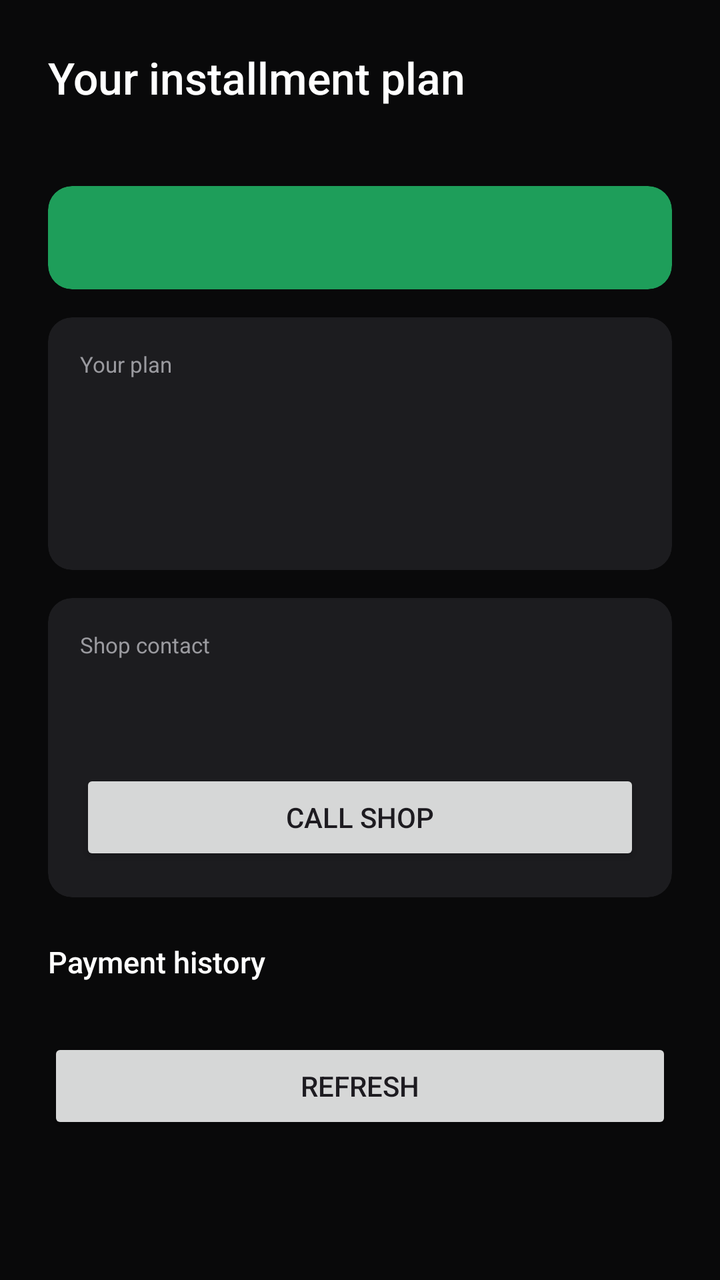
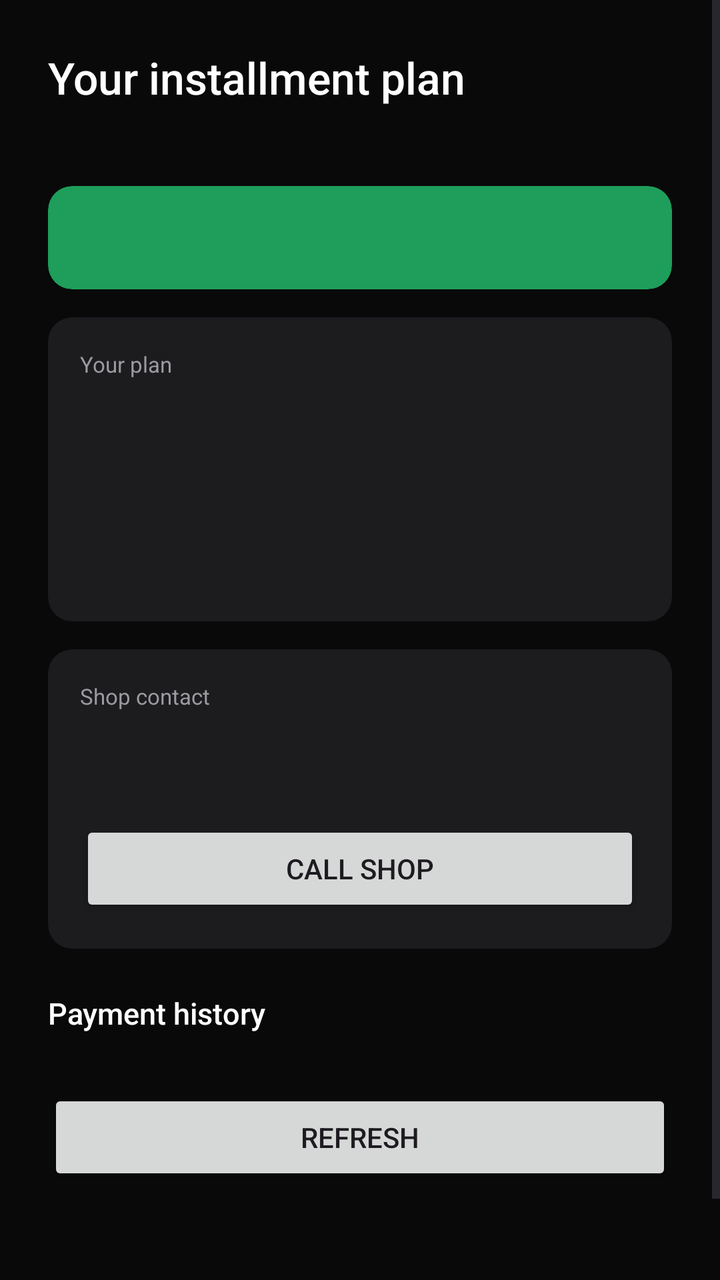

Two renders of the same Android screen: before a commit and after it. Below are the layout's source before the change and the commit's diff.
<!-- AndroidManifest.xml: activity theme Theme.LockPilot -->
<!-- res/layout/activity_customer_home.xml -->
<?xml version="1.0" encoding="utf-8"?>
<ScrollView xmlns:android="http://schemas.android.com/apk/res/android"
    xmlns:app="http://schemas.android.com/apk/res-auto"
    android:layout_width="match_parent"
    android:layout_height="match_parent"
    android:background="@color/ink_deep"
    android:fillViewport="true">

    <LinearLayout
        android:layout_width="match_parent"
        android:layout_height="wrap_content"
        android:orientation="vertical"
        android:padding="24dp">

        <TextView
            android:id="@+id/shopNameText"
            android:layout_width="match_parent"
            android:layout_height="wrap_content"
            android:fontFamily="sans-serif-medium"
            android:text="@string/customer_home_title_placeholder"
            android:textColor="@color/white"
            android:textSize="22sp" />

        <TextView
            android:id="@+id/deviceLabelText"
            android:layout_width="match_parent"
            android:layout_height="wrap_content"
            android:layout_marginTop="2dp"
            android:textColor="@color/slate"
            android:textSize="13sp" />

        <androidx.cardview.widget.CardView
            android:id="@+id/statusCard"
            android:layout_width="match_parent"
            android:layout_height="wrap_content"
            android:layout_marginTop="20dp"
            app:cardBackgroundColor="@color/success"
            app:cardCornerRadius="12dp"
            app:cardElevation="0dp">

            <TextView
                android:id="@+id/statusText"
                android:layout_width="match_parent"
                android:layout_height="wrap_content"
                android:padding="16dp"
                android:fontFamily="sans-serif-medium"
                android:textColor="@color/white"
                android:textSize="14.5sp" />
        </androidx.cardview.widget.CardView>

        <androidx.cardview.widget.CardView
            android:layout_width="match_parent"
            android:layout_height="wrap_content"
            android:layout_marginTop="14dp"
            app:cardBackgroundColor="@color/card"
            app:cardCornerRadius="12dp"
            app:cardElevation="0dp">

            <LinearLayout
                android:layout_width="match_parent"
                android:layout_height="wrap_content"
                android:orientation="vertical"
                android:padding="16dp">

                <TextView
                    android:layout_width="wrap_content"
                    android:layout_height="wrap_content"
                    android:text="@string/plan_summary_label"
                    android:textColor="@color/slate"
                    android:textSize="11sp" />

                <TextView
                    android:id="@+id/planTotalText"
                    android:layout_width="match_parent"
                    android:layout_height="wrap_content"
                    android:layout_marginTop="8dp"
                    android:textColor="@color/white"
                    android:textSize="14.5sp" />

                <TextView
                    android:id="@+id/planPaidText"
                    android:layout_width="match_parent"
                    android:layout_height="wrap_content"
                    android:layout_marginTop="6dp"
                    android:textColor="@color/white"
                    android:textSize="14.5sp" />

                <TextView
                    android:id="@+id/planRemainingText"
                    android:layout_width="match_parent"
                    android:layout_height="wrap_content"
                    android:layout_marginTop="6dp"
                    android:fontFamily="sans-serif-medium"
                    android:textColor="@color/accent"
                    android:textSize="15sp" />
            </LinearLayout>
        </androidx.cardview.widget.CardView>

        <androidx.cardview.widget.CardView
            android:layout_width="match_parent"
            android:layout_height="wrap_content"
            android:layout_marginTop="14dp"
            app:cardBackgroundColor="@color/card"
            app:cardCornerRadius="12dp"
            app:cardElevation="0dp">

            <LinearLayout
                android:layout_width="match_parent"
                android:layout_height="wrap_content"
                android:orientation="vertical"
                android:padding="16dp">

                <TextView
                    android:layout_width="wrap_content"
                    android:layout_height="wrap_content"
                    android:text="@string/shop_contact_label"
                    android:textColor="@color/slate"
                    android:textSize="11sp" />

                <TextView
                    android:id="@+id/contactShopNameText"
                    android:layout_width="match_parent"
                    android:layout_height="wrap_content"
                    android:layout_marginTop="6dp"
                    android:fontFamily="sans-serif-medium"
                    android:textColor="@color/white"
                    android:textSize="15sp" />

                <TextView
                    android:id="@+id/contactShopPhoneText"
                    android:layout_width="match_parent"
                    android:layout_height="wrap_content"
                    android:fontFamily="monospace"
                    android:textColor="@color/slate"
                    android:textSize="13.5sp" />

                <Button
                    android:id="@+id/callShopButton"
                    android:layout_width="match_parent"
                    android:layout_height="wrap_content"
                    android:layout_marginTop="10dp"
                    android:text="@string/call_shop_button" />
            </LinearLayout>
        </androidx.cardview.widget.CardView>

        <TextView
            android:layout_width="wrap_content"
            android:layout_height="wrap_content"
            android:layout_marginTop="22dp"
            android:fontFamily="sans-serif-medium"
            android:text="@string/payment_history_label"
            android:textColor="@color/white"
            android:textSize="15sp" />

        <LinearLayout
            android:id="@+id/paymentsContainer"
            android:layout_width="match_parent"
            android:layout_height="wrap_content"
            android:layout_marginTop="8dp"
            android:orientation="vertical" />

        <Button
            android:id="@+id/refreshButton"
            android:layout_width="match_parent"
            android:layout_height="wrap_content"
            android:layout_marginTop="20dp"
            android:text="@string/refresh_button" />

        <TextView
            android:id="@+id/statusMessageText"
            android:layout_width="match_parent"
            android:layout_height="wrap_content"
            android:layout_marginTop="12dp"
            android:gravity="center"
            android:textColor="@color/slate"
            android:textSize="12.5sp" />

    </LinearLayout>
</ScrollView>
<!-- resources referenced by this layout -->
<resources>
  <color name="accent">#3860FF</color>
  <color name="card">#1C1C1F</color>
  <color name="ink_deep">#09090A</color>
  <color name="slate">#9A9A9F</color>
  <color name="success">#1E9E5A</color>
  <color name="white">#FFFFFF</color>
  <string name="call_shop_button">Call shop</string>
  <string name="customer_home_title_placeholder">Your installment plan</string>
  <string name="payment_history_label">Payment history</string>
  <string name="plan_summary_label">Your plan</string>
  <string name="refresh_button">Refresh</string>
  <string name="shop_contact_label">Shop contact</string>
  <style name="Theme.LockPilot" parent="Theme.Material3.DayNight.NoActionBar">
          <item name="colorPrimary">@color/accent</item>
          <item name="colorOnPrimary">@color/white</item>
          <item name="android:statusBarColor" tools:targetApi="l">@color/paper</item>
      </style>
  <color name="paper">#FAFAF9</color>
</resources>

<!-- the commit's change to res/layout/activity_customer_home.xml (unified diff, before → after) -->
@@ -74,6 +74,14 @@
                     android:layout_width="match_parent"
                     android:layout_height="wrap_content"
                     android:layout_marginTop="8dp"
+                    android:textColor="@color/white"
+                    android:textSize="14.5sp" />
+
+                <TextView
+                    android:id="@+id/planInstallmentText"
+                    android:layout_width="match_parent"
+                    android:layout_height="wrap_content"
+                    android:layout_marginTop="6dp"
                     android:textColor="@color/white"
                     android:textSize="14.5sp" />
 
@@ -175,5 +183,15 @@
             android:textColor="@color/slate"
             android:textSize="12.5sp" />
 
+        <TextView
+            android:id="@+id/rePairText"
+            android:layout_width="match_parent"
+            android:layout_height="wrap_content"
+            android:layout_marginTop="20dp"
+            android:gravity="center"
+            android:text="@string/re_pair_device"
+            android:textColor="@color/accent"
+            android:textSize="12.5sp" />
+
     </LinearLayout>
 </ScrollView>
<!-- resource entries referenced after the edit -->
@@ -10,6 +10,7 @@
   <string name="customer_home_title_placeholder">Your installment plan</string>
   <string name="payment_history_label">Payment history</string>
   <string name="plan_summary_label">Your plan</string>
+  <string name="re_pair_device">Re-pair this device</string>
   <string name="refresh_button">Refresh</string>
   <string name="shop_contact_label">Shop contact</string>
   <style name="Theme.LockPilot" parent="Theme.Material3.DayNight.NoActionBar">
